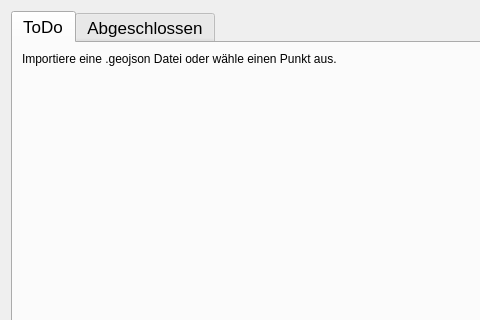
The window that fim/gui/draft/draft_selection.ui (b-lack/qgis-fim-plugin) describes before a commit, drawn with Qt 5; both pictures show x 0 to 480 and y 0 to 320 of the 867 by 720 pixel window.
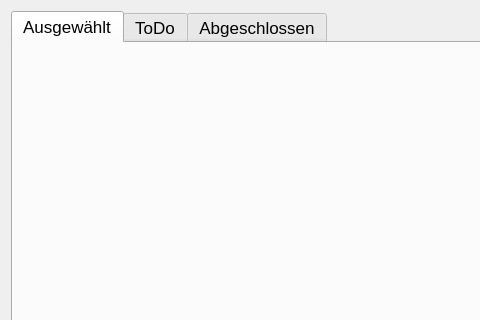
The same window after the commit.

Commit message: add reiter ausgewählt

The edit to the form file:
```diff
--- a/fim/gui/draft/draft_selection.ui
+++ b/fim/gui/draft/draft_selection.ui
@@ -24,9 +24,70 @@
        <pointsize>13</pointsize>
       </font>
      </property>
+     <property name="styleSheet">
+      <string notr="true"/>
+     </property>
      <property name="currentIndex">
       <number>0</number>
      </property>
+     <widget class="QWidget" name="tab_3">
+      <attribute name="title">
+       <string>Ausgewählt</string>
+      </attribute>
+      <layout class="QGridLayout" name="gridLayout_4">
+       <property name="leftMargin">
+        <number>0</number>
+       </property>
+       <property name="topMargin">
+        <number>0</number>
+       </property>
+       <property name="rightMargin">
+        <number>0</number>
+       </property>
+       <property name="bottomMargin">
+        <number>0</number>
+       </property>
+       <item row="0" column="0">
+        <widget class="QScrollArea" name="scrollArea_3">
+         <property name="styleSheet">
+          <string notr="true">border:none;
+background:transparent;</string>
+         </property>
+         <property name="widgetResizable">
+          <bool>true</bool>
+         </property>
+         <widget class="QWidget" name="scrollAreaWidgetContents_3">
+          <property name="geometry">
+           <rect>
+            <x>0</x>
+            <y>0</y>
+            <width>845</width>
+            <height>663</height>
+           </rect>
+          </property>
+          <layout class="QVBoxLayout" name="verticalLayout_4">
+           <item>
+            <layout class="QVBoxLayout" name="lfbSelectedList"/>
+           </item>
+           <item>
+            <spacer name="verticalSpacer_3">
+             <property name="orientation">
+              <enum>Qt::Vertical</enum>
+             </property>
+             <property name="sizeHint" stdset="0">
+              <size>
+               <width>20</width>
+               <height>40</height>
+              </size>
+             </property>
+            </spacer>
+           </item>
+          </layout>
+         </widget>
+        </widget>
+       </item>
+      </layout>
+     </widget>
      <widget class="QWidget" name="tab">
       <attribute name="title">
        <string>ToDo</string>
@@ -64,8 +125,8 @@
            <rect>
             <x>0</x>
             <y>0</y>
-            <width>839</width>
-            <height>664</height>
+            <width>845</width>
+            <height>660</height>
            </rect>
           </property>
           <layout class="QVBoxLayout" name="verticalLayout">
```
Left out of the diff: 4 changed lines with no effect on the pictures. The commit also changes 10 other files.
